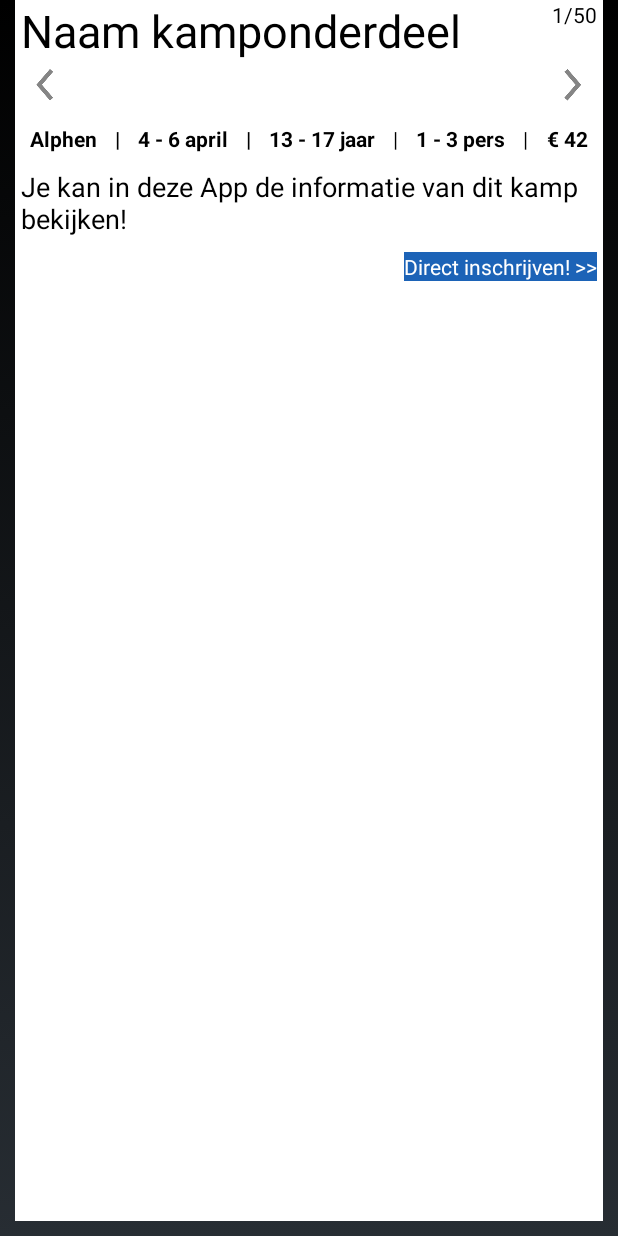
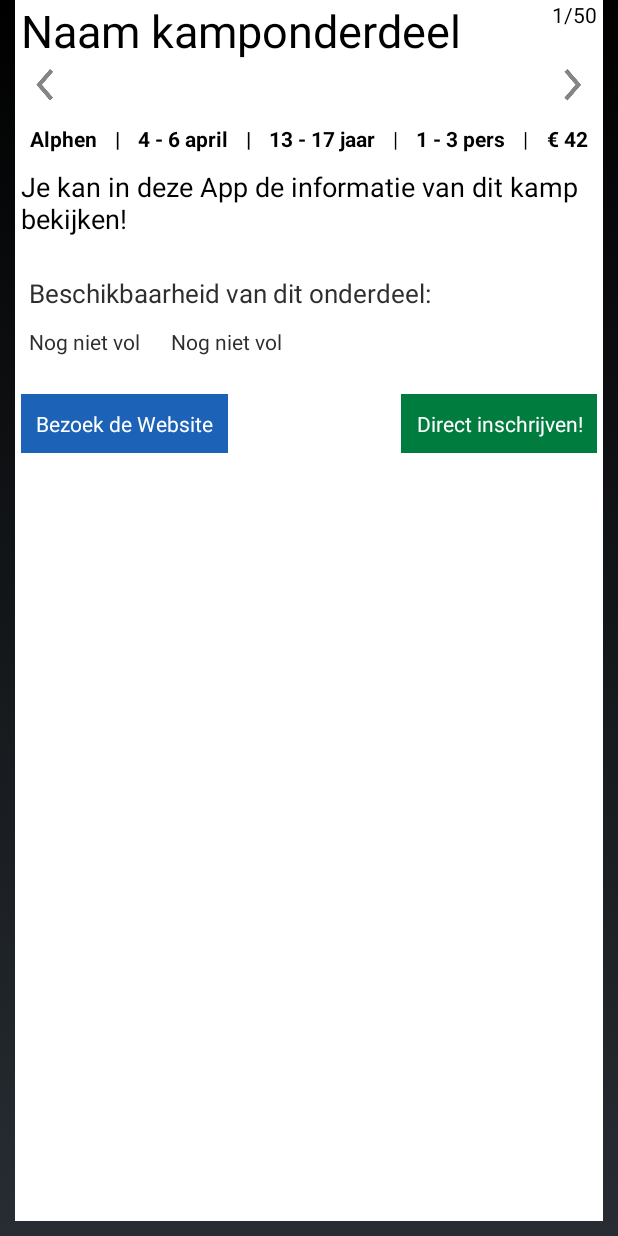
Before and after one commit to mdonath/hit-app, an Android app: the layout fragment_courant_kamp.xml on its own in the app's theme, with its tools: preview values and no code run, on a phone screen of 412 x 824 dp. Run offline under Robolectric (Android 15) with nearby library versions, the phone set to English and light mode, and no system bars.

Commit message:
Beschikbaarheid wordt getoond onder kampinformatie. Website button geplaatst (nog niet werkzaam). Over pagina aangepast

```diff
--- a/app/src/main/java/nl/scouting/hit/app/misc/AboutActivity.java
+++ b/app/src/main/java/nl/scouting/hit/app/misc/AboutActivity.java
@@ -22,7 +22,7 @@ public class AboutActivity extends Activity {
 				+ "<h1>Aan deze app hebben meegewerkt:</h1>"
 				+ "<h2>Ontwikkelaars:</h1>"
 				+ "<p>Martijn Donath (<a href=\"https://hit.scouting.nl\">hit.scouting.nl</a>)</p>" //
-				+ "<p>Bas de Vries (<a href=\"http://www.bwebdesign.nl\">bwebdesign.nl</a>)</p>" //
+				+ "<p>Bastiaan Willem de Vries (<a href=\"http://www.bwebdesign.nl\">bwebdesign.nl</a>)</p>" //
 				+ "<h2>Testers:</h2>"
 				+ "<p>Ivo</p>" //
 				+ "<p>Sven</p>" //
--- a/app/src/main/java/nl/scouting/hit/app/services/JsonData.java
+++ b/app/src/main/java/nl/scouting/hit/app/services/JsonData.java
@@ -103,6 +103,7 @@ public class JsonData {
 		hitProject.setShantiUrl(project.getString("shantiUrl"));
 		hitProject.setGebruikteIconen(parseIconen(project, "gebruikteIconen"));
 		hitProject.setPlaatsen(parsePlaatsen(project, "plaatsen"));
+
 		return hitProject;
 	}
 
--- a/app/src/main/res/layout/fragment_courant_kamp.xml
+++ b/app/src/main/res/layout/fragment_courant_kamp.xml
@@ -223,16 +223,68 @@
             android:textAppearance="?android:attr/textAppearanceMedium"
             android:textColor="#000000"/>
 
+        <TextView
+            android:layout_width="wrap_content"
+            android:layout_height="wrap_content"
+            android:textAppearance="?android:attr/textAppearanceSmall"
+            android:text="Beschikbaarheid van dit onderdeel:"
+            android:id="@+id/beschikbaarheid_titel"
+            android:layout_below="@+id/courantTekst"
+            android:layout_alignParentLeft="true"
+            android:layout_alignParentStart="true"
+            android:padding="5dp"
+            android:textColor="#ff2e2e2e"
+            android:textSize="17dp"
+            android:layout_marginTop="10dp" />
+
         <Button
             android:id="@+id/openInschrijving"
             android:layout_width="wrap_content"
             android:layout_height="wrap_content"
-            android:layout_alignParentEnd="true"
-            android:layout_alignParentRight="true"
-            android:layout_below="@id/courantTekst"
-            android:background="#FF1c63b7"
+            android:background="#ff007d3e"
             android:text="@string/direct_inschrijven"
             android:textColor="#FFFFFFFF"
-            />
+            android:layout_alignParentBottom="true"
+            android:layout_alignRight="@+id/courantTekst"
+            android:layout_alignEnd="@+id/courantTekst"
+            android:padding="10dp" />
+
+        <Button
+            android:id="@+id/websiteknop"
+            android:layout_width="wrap_content"
+            android:layout_height="wrap_content"
+            android:background="#FF1c63b7"
+            android:text="@string/website_knop"
+            android:textColor="#FFFFFFFF"
+            android:layout_below="@+id/vol_details"
+            android:layout_alignParentLeft="true"
+            android:layout_alignParentStart="true"
+            android:layout_marginTop="20dp"
+            android:padding="10dp" />
+
+        <TextView
+            android:layout_width="wrap_content"
+            android:layout_height="wrap_content"
+            android:textAppearance="?android:attr/textAppearanceSmall"
+            android:text="Nog niet vol"
+            android:id="@+id/vol"
+            android:padding="5dp"
+            android:textColor="#ff2e2e2e"
+            android:layout_below="@+id/beschikbaarheid_titel"
+            android:layout_marginBottom="10dp" />
+
+        <TextView
+            android:layout_width="wrap_content"
+            android:layout_height="wrap_content"
+            android:textAppearance="?android:attr/textAppearanceSmall"
+            android:text="Nog niet vol"
+            android:id="@+id/vol_details"
+            android:padding="5dp"
+            android:textColor="#ff2e2e2e"
+            android:layout_alignTop="@+id/vol"
+            android:layout_toRightOf="@+id/vol"
+            android:layout_toEndOf="@+id/vol"
+            android:paddingRight="10dp"
+            android:layout_marginLeft="10dp" />
     </RelativeLayout>
 </ScrollView>
--- a/app/src/main/res/layout/splash.xml
+++ b/app/src/main/res/layout/splash.xml
@@ -73,7 +73,7 @@
         android:layout_centerHorizontal="true" />
 
     <TextView
-        android:id="@+id/textView"
+        android:id="@+id/beschikbaarheid_titel"
         android:layout_width="wrap_content"
         android:layout_height="wrap_content"
         android:layout_gravity="center_horizontal"
--- a/app/src/main/res/values/strings.xml
+++ b/app/src/main/res/values/strings.xml
@@ -40,7 +40,8 @@
     <string name="aantal_gevonden_geen">Er zijn geen kampen gevonden %2$s:</string>
     <string name="hitkiezer_name">HIT Kiezer</string>
     <string name="icoontjes_name">Uitleg icoontjes</string>
-    <string name="direct_inschrijven"><![CDATA[Direct inschrijven! >>]]></string>
+    <string name="direct_inschrijven"><![CDATA[Direct inschrijven!]]></string>
+    <string name="website_knop">Bezoek de Website</string>
     <string name="icoonLabel">Zoek op icoon:</string>
 
 </resources>
```
Also changed, not shown: app/src/main/java/nl/scouting/hit/app/courant/KampFragment.java (+46 -2 lines), app/src/main/res/layout/activity_about.xml (+20 -16 lines), 1 other file.
